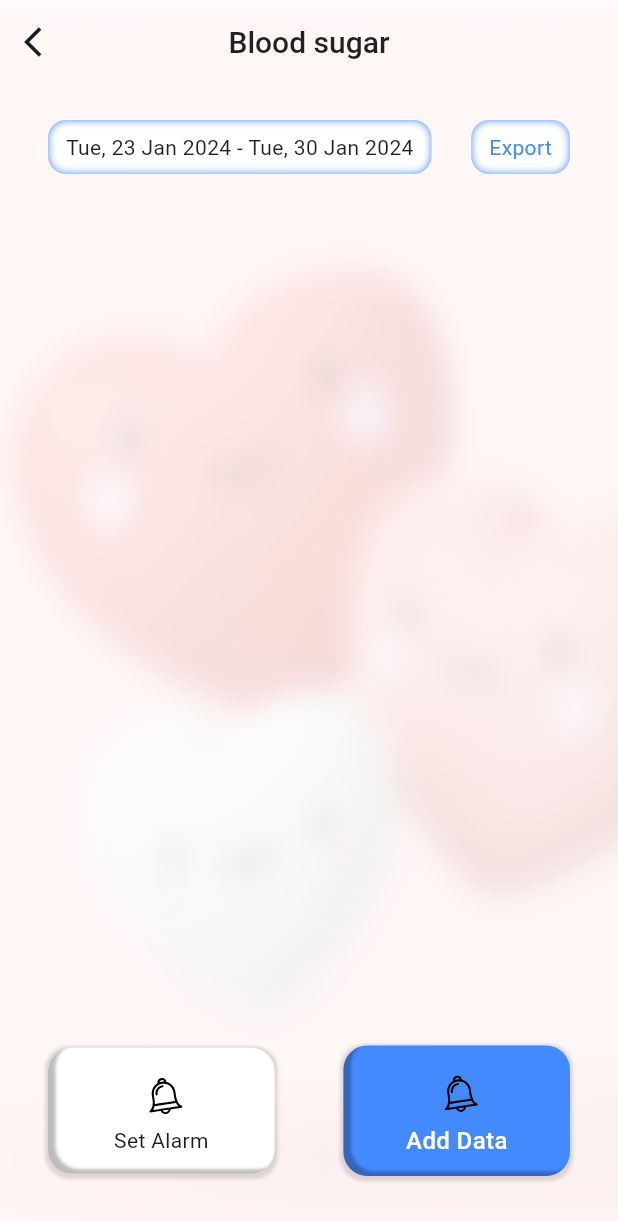
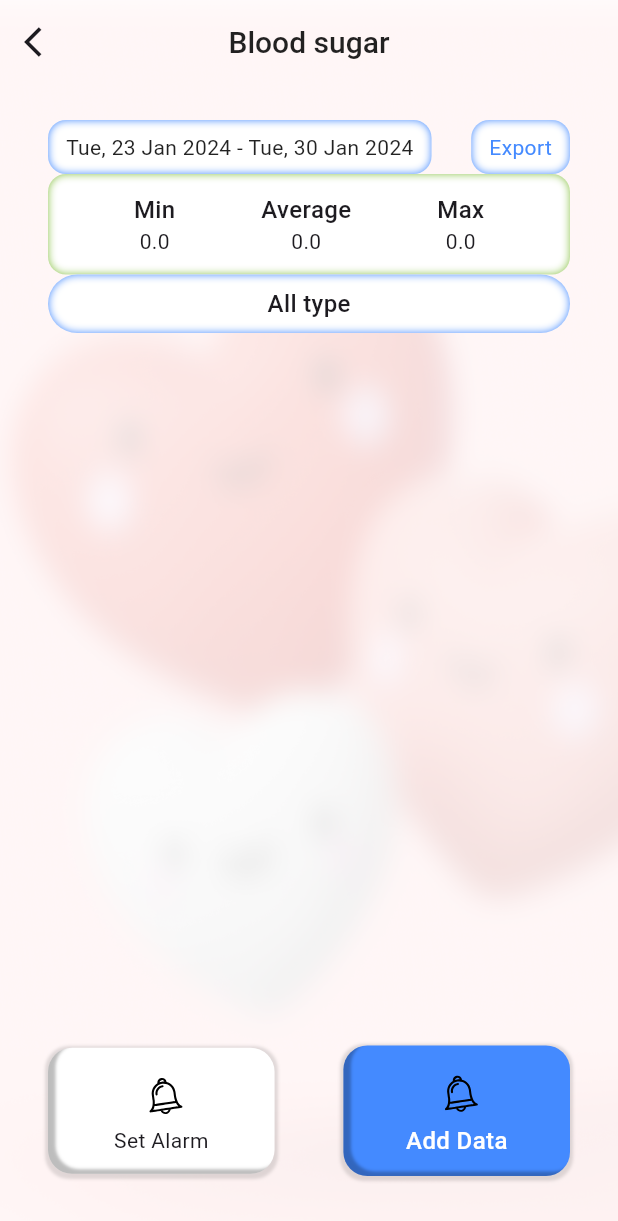
Before and after one commit to iamnhatjt/heathy_app, a Flutter app: the BloodSugarScreen screen opened by its route, after a tap on the "arrow back ios" icon, on a phone screen of 412 x 824 dp. Shown: the top 1221 px of the screen. Run offline on Flutter 3.47's test engine with Material 3 defaults, Android fonts, the phone set to English and light mode, and no system bars; our stand-ins replace camera, fl_chart, flutter_bloc, flutter_inset_box_shadow, freezed_annotation, get_it and 6 more; accounts and stored records are empty; project files that could hold a hidden picture were left out.

Commit message:
pref: pick type update

```diff
--- a/lib/bloc/blood_sugar/blood_sugar_bloc.dart
+++ b/lib/bloc/blood_sugar/blood_sugar_bloc.dart
@@ -1,7 +1,8 @@
-import 'package:bloc/bloc.dart';
 import 'package:flutter/material.dart';
+import 'package:flutter_bloc/flutter_bloc.dart';
 import 'package:freezed_annotation/freezed_annotation.dart';
 import 'package:heathy_app/config/di.dart';
+import 'package:heathy_app/data/enums/blood_sugar.dart';
 import 'package:heathy_app/data/model/blood_sugar_model.dart';
 import 'package:heathy_app/data/usecase/blood_sugar_usecase.dart';
 
@@ -14,24 +15,29 @@ class BloodSugarBloc extends Bloc<BloodSugarEvent, BloodSugarState> {
     on<_Started>((event, emit) => _filter(event.value, emit));
     on<_Delete>((event, emit) => _delete(emit));
     on<_Change>((event, emit) => _update(event.newModel, emit));
+    on<_OnChangeType>((event, emit) => _onChangetype(event.value, emit));
   }
 
   final BloodSugarUseCase _bloodSugarUseCase = getIt();
 
   DateTimeRange dateFilter = DateTimeRange(
-      start: DateTime.now(),
-      end: DateTime.now().subtract(const Duration(days: 7)));
+      end: DateTime.now(),
+      start: DateTime.now().subtract(const Duration(days: 7)));
 
   late List<BloodSugarModel> listBloodSugars = [];
-  late BloodSugarModel bloodSugarSelected = listBloodSugars.first;
+  late BloodSugarModel bloodSugarSelected = listBloodSugars.last;
+  late BloodSugarTypeState typeSelected = BloodSugarTypeState.allType;
 
   void _filter(DateTimeRange? dateRange, Emitter emit) {
     dateFilter = dateRange ?? dateFilter;
     try {
       emit(const BloodSugarState.loading());
-
-      _bloodSugarUseCase.filter(dateFilter);
-      emit(const BloodSugarState.loaded());
+      listBloodSugars = _bloodSugarUseCase.filter(dateFilter);
+      if (listBloodSugars.isEmpty) {
+        emit(const BloodSugarState.empty());
+      } else {
+        emit(const BloodSugarState.loaded());
+      }
     } catch (e) {
       emit(const BloodSugarState.error("Filter error, try again"));
     }
@@ -56,4 +62,40 @@ class BloodSugarBloc extends Bloc<BloodSugarEvent, BloodSugarState> {
       emit(const BloodSugarState.error("Delete error, try again"));
     }
   }
+
+  double get min {
+    if (listBloodSugars.isEmpty) {
+      return 0;
+    }
+    final List<double> list =
+        listBloodSugars.map((e) => e.bloodSugar ?? 0).toList();
+    list.sort();
+    return list.first;
+  }
+
+  double get max {
+    if (listBloodSugars.isEmpty) {
+      return 0;
+    }
+    final List<double> list =
+        listBloodSugars.map((e) => e.bloodSugar ?? 0).toList();
+    list.sort();
+    return list.last;
+  }
+
+  double get average {
+    if (listBloodSugars.isEmpty) {
+      return 0;
+    }
+    double total = 0;
+    for (var e in listBloodSugars) {
+      total += e.bloodSugar!;
+    }
+    return total;
+  }
+
+  void _onChangetype(BloodSugarTypeState type, Emitter emit) {
+    typeSelected = type;
+    _filter(dateFilter, emit);
+  }
 }
--- a/lib/bloc/blood_sugar/blood_sugar_event.dart
+++ b/lib/bloc/blood_sugar/blood_sugar_event.dart
@@ -5,5 +5,7 @@ class BloodSugarEvent with _$BloodSugarEvent {
   const factory BloodSugarEvent.started(DateTimeRange value) = _Started;
   const factory BloodSugarEvent.add(BloodSugarModel model) = _Add;
   const factory BloodSugarEvent.change(BloodSugarModel newModel) = _Change;
-  const factory BloodSugarEvent.delete() = _Detete;
+  const factory BloodSugarEvent.delete() = _Delete;
+  const factory BloodSugarEvent.onChangeType(BloodSugarTypeState value) =
+      _OnChangeType;
 }
--- a/lib/config/router.dart
+++ b/lib/config/router.dart
@@ -1,5 +1,6 @@
 import 'package:flutter_bloc/flutter_bloc.dart';
 import 'package:go_router/go_router.dart';
+import 'package:heathy_app/bloc/blood_sugar/blood_sugar_bloc.dart';
 import 'package:heathy_app/bloc/heart_rate/heart_rate_bloc.dart';
 import 'package:heathy_app/bloc/measure_heart_rate/measure_heart_rate_bloc.dart';
 import 'package:heathy_app/res/util/navigation_service.dart';
@@ -51,8 +52,11 @@ class AppRouter {
     ),
     GoRoute(
       path: RouterUri.bloodSugar,
-      builder: (context, state) => BloodSugarScreen(
-        key: state.pageKey,
+      builder: (context, state) => BlocProvider(
+        create: (context) => BloodSugarBloc(),
+        child: BloodSugarScreen(
+          key: state.pageKey,
+        ),
       ),
     ),
   ];
--- a/lib/data/enums/blood_sugar.dart
+++ b/lib/data/enums/blood_sugar.dart
@@ -1,6 +1,7 @@
 import 'package:flutter/material.dart';
 
-enum BloodSugarState {
+enum BloodSugarTypeState {
+  allType,
   duringFasting,
   beforeEating,
   afterEating,
@@ -9,20 +10,22 @@ enum BloodSugarState {
   afterWorkout,
 }
 
-extension ExtendsionBloodSugarState on BloodSugarState {
+extension ExtendsionBloodSugarState on BloodSugarTypeState {
   String get toText {
     switch (this) {
-      case BloodSugarState.duringFasting:
+      case BloodSugarTypeState.allType:
+        return "All type";
+      case BloodSugarTypeState.duringFasting:
         return "During fasting";
-      case BloodSugarState.beforeEating:
+      case BloodSugarTypeState.beforeEating:
         return "Before eating";
-      case BloodSugarState.afterEating:
+      case BloodSugarTypeState.afterEating:
         return "After eating";
-      case BloodSugarState.beforeBedTime:
+      case BloodSugarTypeState.beforeBedTime:
         return "Before bed time";
-      case BloodSugarState.beforeWorkout:
+      case BloodSugarTypeState.beforeWorkout:
         return "Before workout";
-      case BloodSugarState.afterWorkout:
+      case BloodSugarTypeState.afterWorkout:
         return "After workout";
     }
   }
--- a/lib/data/model/blood_sugar_model.dart
+++ b/lib/data/model/blood_sugar_model.dart
@@ -20,6 +20,7 @@ class BloodSugarModel extends HiveObject {
   @HiveField(4)
   String? sex;
   @HiveField(5)
+  double? bloodSugar; // default mmg/l
   BloodSugarModel({
     this.id,
     this.dateTime,
--- a/lib/ui/blood_sugar/blood_sugar_screen.dart
+++ b/lib/ui/blood_sugar/blood_sugar_screen.dart
@@ -1,7 +1,13 @@
 import 'package:flutter/material.dart';
+import 'package:flutter_bloc/flutter_bloc.dart';
+import 'package:heathy_app/bloc/blood_sugar/blood_sugar_bloc.dart';
+import 'package:heathy_app/res/styles/styles.dart';
+import 'package:heathy_app/res/util/extensions/snack_bar_extention.dart';
+import 'package:heathy_app/res/widgets/app_button_inner.dart';
 import 'package:heathy_app/res/widgets/app_scaffold.dart';
 import 'package:heathy_app/res/widgets/base_app_bar.dart';
 import 'package:heathy_app/res/widgets/base_body_feature.dart';
+import 'package:heathy_app/ui/blood_sugar/widgets/pick_type_widget.dart';
 
 class BloodSugarScreen extends StatelessWidget {
   const BloodSugarScreen({super.key});
@@ -12,11 +18,65 @@ class BloodSugarScreen extends StatelessWidget {
       appBar: BaseAppBar(
         title: "Blood sugar",
       ),
-      body: BaseBody(
-        onChangeDateRange: (value) {},
-        padding: const EdgeInsets.symmetric(horizontal: 32),
-        child: const Text(''),
+      body: BlocListener<BloodSugarBloc, BloodSugarState>(
+        listener: (context, state) {
+          state.whenOrNull(
+            addSuccess: () =>
+                context.showSuccessSnackBar(message: "Add success"),
+            changeSuccess: () =>
+                context.showSuccessSnackBar(message: "Change success"),
+            deleteSuccess: () =>
+                context.showSuccessSnackBar(message: "Delete success"),
+            error: (message) => context.showSuccessSnackBar(message: message),
+          );
+        },
+        child: BaseBody(
+          onChangeDateRange: (value) {},
+          padding: const EdgeInsets.symmetric(horizontal: 32),
+          child: Column(
+            children: [totalInfor(context), const PickTypeWidget()],
+          ),
+        ),
       ),
     );
   }
+
+  AppButtonInner totalInfor(BuildContext context) {
+    return AppButtonInner(
+        padding: const EdgeInsets.symmetric(vertical: 12),
+        innerColors: Colors.lightGreen,
+        radius: 12,
+        child: Row(
+          mainAxisAlignment: MainAxisAlignment.spaceEvenly,
+          children: [
+            Column(
+              children: [
+                const Text(
+                  "Min",
+                  style: AppStyle.normalText,
+                ),
+                Text(context.watch<BloodSugarBloc>().min.toString()),
+              ],
+            ),
+            Column(
+              children: [
+                const Text(
+                  "Average",
+                  style: AppStyle.normalText,
+                ),
+                Text(context.watch<BloodSugarBloc>().average.toString()),
+              ],
+            ),
+            Column(
+              children: [
+                const Text(
+                  "Max",
+                  style: AppStyle.normalText,
+                ),
+                Text(context.watch<BloodSugarBloc>().max.toString()),
+              ],
+            ),
+          ],
+        ));
+  }
 }
--- /dev/null
+++ b/lib/ui/blood_sugar/widgets/pick_type_widget.dart
@@ -0,0 +1,73 @@
+import 'package:flutter/material.dart';
+import 'package:flutter_bloc/flutter_bloc.dart';
+import 'package:heathy_app/bloc/blood_sugar/blood_sugar_bloc.dart';
+import 'package:heathy_app/data/enums/blood_sugar.dart';
+import 'package:heathy_app/res/styles/styles.dart';
+import 'package:heathy_app/res/widgets/app_button.dart';
+import 'package:heathy_app/res/widgets/app_button_inner.dart';
+import 'package:heathy_app/res/widgets/dialog_info.dart';
+
+class PickTypeWidget extends StatelessWidget {
+  const PickTypeWidget({super.key});
+
+  @override
+  Widget build(BuildContext context) {
+    void onTap() {
+      DialogInfo(
+              "State",
+              BlocProvider.value(
+                value: BlocProvider.of<BloodSugarBloc>(context),
+                child: const _PickTypeDialog(),
+              ),
+              context)
+          .show();
+    }
+
+    return AppButtonInner(
+        padding: const EdgeInsets.all(8),
+        onTap: onTap,
+        child: Row(
+          mainAxisAlignment: MainAxisAlignment.center,
+          children: [
+            Text(
+              context.watch<BloodSugarBloc>().typeSelected.toText,
+              style: AppStyle.normalText,
+            ),
+          ],
+        ));
+  }
+}
+
+class _PickTypeDialog extends StatelessWidget {
+  const _PickTypeDialog({super.key});
+
+  @override
+  Widget build(BuildContext context) {
+    Widget button(BloodSugarTypeState value) {
+      bool isSelected = context.watch<BloodSugarBloc>().typeSelected == value;
+      return BaseRoundedButton.all(
+          onTap: () {
+            context
+                .read<BloodSugarBloc>()
+                .add(BloodSugarEvent.onChangeType(value));
+          },
+          backgroundColor: isSelected ? Colors.amber : Colors.white,
+          margin: const EdgeInsets.symmetric(horizontal: 12, vertical: 4),
+          child: Row(
+            children: [
+              Text(value.toText),
+              const Spacer(),
+              Icon(
+                Icons.circle,
+                color: isSelected ? Colors.white : Colors.black,
+              )
+            ],
+          ));
+    }
+
+    return Column(
+      mainAxisSize: MainAxisSize.min,
+      children: [...BloodSugarTypeState.values.map((e) => button(e))],
+    );
+  }
+}
```
Also changed, not shown: lib/bloc/blood_sugar/blood_sugar_bloc.freezed.dart, lib/data/model/blood_sugar_model.g.dart.
